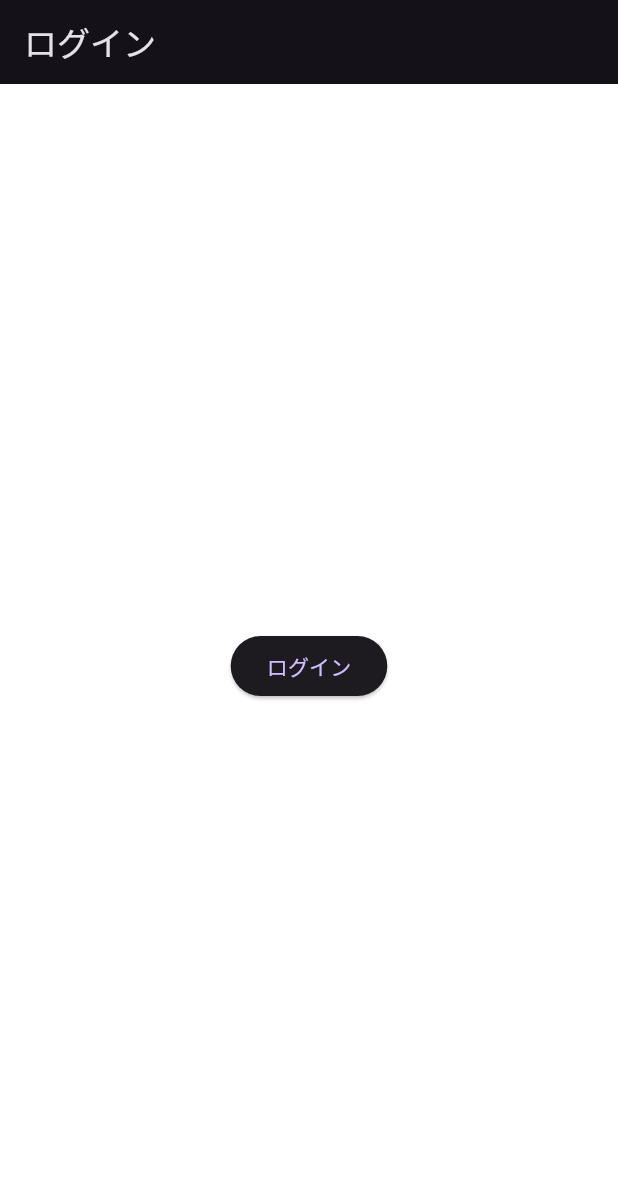
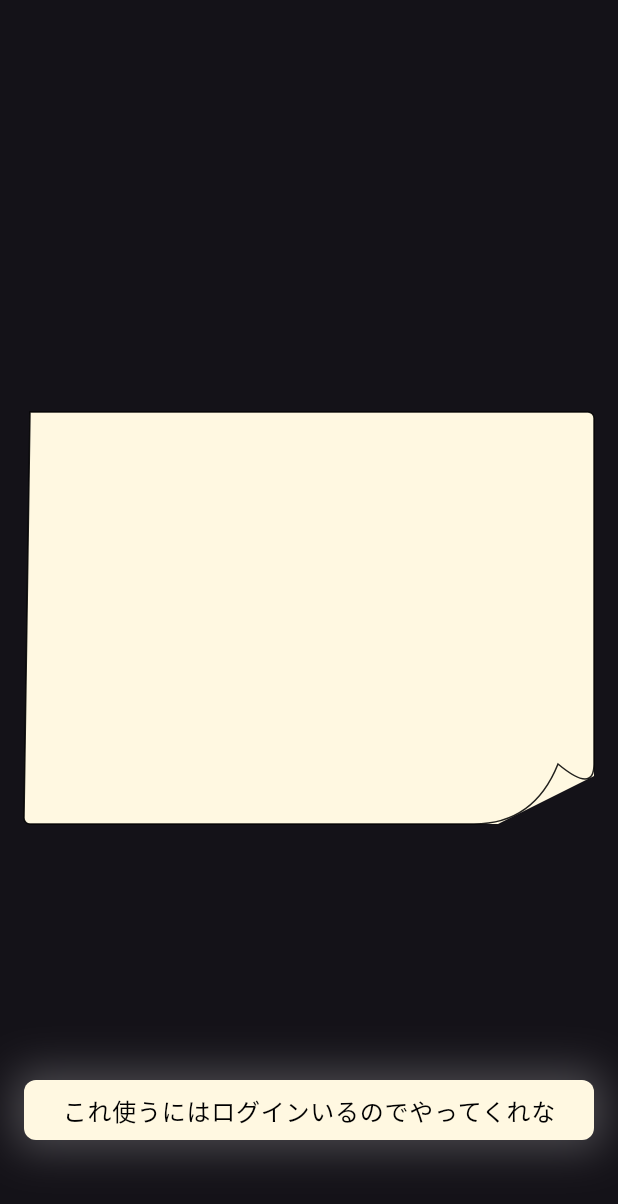
Before and after one commit to Kurogoma4D/sokutwi, a Flutter app: the screen it shows after launch, on a phone screen of 412 x 824 dp. Shown: the top 1204 px of the screen. Run offline on Flutter 3.47's test engine with Material 2 defaults, Android fonts, the phone set to English and light mode, and no system bars; our stand-ins replace flutter_native_splash, flutter_riverpod, freezed_annotation, go_router; missing offline and left inert: twitter_api_v2, twitter_oauth2_pkce; generated files the repository leaves out were written again.

Commit message:
modify: delete sign in page

```diff
--- a/app/lib/l10n/app_ja.arb
+++ b/app/lib/l10n/app_ja.arb
@@ -1,4 +1,5 @@
 {
+  "appNeedsSignIn": "これ使うにはログインいるのでやってくれな",
   "clientNotReady": "なんかダメだったからログインし直してほしいな",
   "doneTweet": "つぶやいた！",
   "home": "ホーム",
--- a/app/lib/router.dart
+++ b/app/lib/router.dart
@@ -1,17 +1,9 @@
 import 'package:flutter/material.dart';
 import 'package:flutter_riverpod/flutter_riverpod.dart';
 import 'package:go_router/go_router.dart';
-import 'package:sokutwi/usecases/twitter_sign_in.dart';
 import 'package:sokutwi/widgets/pages/home.dart';
-import 'package:sokutwi/widgets/pages/sign_in.dart';
 
 part 'router.g.dart';
-
-@TypedGoRoute<SignInRoute>(path: '/sign_in')
-class SignInRoute extends GoRouteData {
-  @override
-  Widget build(context, state) => const SignIn();
-}
 
 @TypedGoRoute<HomeRoute>(path: '/')
 class HomeRoute extends GoRouteData {
@@ -22,28 +14,5 @@ class HomeRoute extends GoRouteData {
 final routerProvider = Provider(
   (ref) => GoRouter(
     routes: $appRoutes,
-    redirect: (context, state) {
-      final isSignedIn =
-          ref.read(authTokenStore).asData?.value.token.isNotEmpty ?? false;
-      final signInRoute = SignInRoute().location;
-      final homeRoute = HomeRoute().location;
-      debugPrint('----------redirect start-----------');
-      debugPrint('isSignedIn: $isSignedIn');
-      if (!isSignedIn) {
-        debugPrint('subloc: ${state.subloc}');
-        debugPrint('----------redirect end-----------');
-        return state.subloc == signInRoute ? null : signInRoute;
-      }
-
-      if (state.subloc == signInRoute) {
-        debugPrint('redirect to home');
-        debugPrint('----------redirect end-----------');
-        return homeRoute;
-      }
-
-      debugPrint('location: ${state.location}');
-      debugPrint('----------redirect end-----------');
-      return null;
-    },
   ),
 );
--- a/app/lib/usecases/tweet_text.dart
+++ b/app/lib/usecases/tweet_text.dart
@@ -1,6 +1,6 @@
 import 'package:flutter_riverpod/flutter_riverpod.dart';
 
-final _text = StateProvider.autoDispose((ref) => '');
+final _text = StateProvider((ref) => '');
 
 final updateTweetText = Provider.autoDispose((ref) {
   final controller = ref.watch(_text.notifier);
--- a/app/lib/usecases/twitter_sign_in.dart
+++ b/app/lib/usecases/twitter_sign_in.dart
@@ -18,6 +18,9 @@ class TwitterToken with _$TwitterToken {
 final authTokenStore =
     StateProvider<AsyncValue<TwitterToken>>((_) => const AsyncLoading());
 
+final isAlreadySignedIn = Provider.autoDispose(
+    (ref) => ref.watch(authTokenStore).asData?.value.token.isNotEmpty ?? false);
+
 final twitterSignInUsecase = Provider((ref) {
   return () async {
     final authClient = auth.TwitterOAuth2Client(
@@ -31,7 +34,7 @@ final twitterSignInUsecase = Provider((ref) {
 
     try {
       final response = await authClient.executeAuthCodeFlowWithPKCE(
-        scopes: auth.Scope.values,
+        scopes: [auth.Scope.tweetWrite],
       );
 
       if (response.accessToken.isEmpty) {
--- /dev/null
+++ b/app/lib/widgets/components/sign_in_banner.dart
@@ -0,0 +1,62 @@
+import 'package:flutter/material.dart';
+import 'package:flutter_riverpod/flutter_riverpod.dart';
+import 'package:sokutwi/usecases/twitter_sign_in.dart';
+import 'package:sokutwi/widgets/build_context_ex.dart';
+
+class SignInBanner extends ConsumerStatefulWidget {
+  const SignInBanner({Key? key}) : super(key: key);
+
+  @override
+  ConsumerState<SignInBanner> createState() => _SignInBannerState();
+}
+
+class _SignInBannerState extends ConsumerState<SignInBanner>
+    with SingleTickerProviderStateMixin {
+  late final _controller = AnimationController(
+      vsync: this, duration: const Duration(milliseconds: 1200))
+    ..repeat(reverse: true);
+  late final _animation = Tween(begin: 1.0, end: 2.0).animate(_controller);
+
+  @override
+  Widget build(BuildContext context) {
+    return GestureDetector(
+      onTap: () => ref.read(twitterSignInUsecase)(),
+      child: AnimatedBuilder(
+        animation: _animation,
+        builder: (context, child) => DecoratedBox(
+          decoration: BoxDecoration(
+            borderRadius: BorderRadius.circular(8),
+            color: Colors.amber.shade50,
+            boxShadow: [
+              BoxShadow(
+                color: Colors.white24,
+                blurRadius: 16 * _animation.value,
+                spreadRadius: 4 * _animation.value,
+                offset: Offset.zero,
+              ),
+            ],
+          ),
+          child: child,
+        ),
+        child: Padding(
+          padding: const EdgeInsets.all(8.0),
+          child: Center(
+            child: Text(
+              context.string.appNeedsSignIn,
+              style: Theme.of(context)
+                  .textTheme
+                  .bodyLarge
+                  ?.copyWith(color: Colors.black),
+            ),
+          ),
+        ),
+      ),
+    );
+  }
+
+  @override
+  void dispose() {
+    _controller.dispose();
+    super.dispose();
+  }
+}
--- a/app/lib/widgets/pages/home.dart
+++ b/app/lib/widgets/pages/home.dart
@@ -2,10 +2,11 @@ import 'package:flutter/material.dart';
 import 'package:flutter/services.dart';
 import 'package:flutter_native_splash/flutter_native_splash.dart';
 import 'package:flutter_riverpod/flutter_riverpod.dart';
-import 'package:sokutwi/router.dart';
 import 'package:sokutwi/usecases/post_tweet.dart';
 import 'package:sokutwi/usecases/tweet_text.dart';
+import 'package:sokutwi/usecases/twitter_sign_in.dart';
 import 'package:sokutwi/widgets/build_context_ex.dart';
+import 'package:sokutwi/widgets/components/sign_in_banner.dart';
 import 'package:sokutwi/widgets/components/tweet_card.dart';
 
 // Drag element codes Inspired from:
@@ -13,7 +14,11 @@ import 'package:sokutwi/widgets/components/tweet_card.dart';
 
 final _isShowingSticky = StateProvider.autoDispose((ref) => true);
 
-void _actionAfterTweet(TweetResult result, BuildContext context) {
+void _actionAfterTweet(
+  TweetResult result,
+  BuildContext context,
+  WidgetRef ref,
+) {
   final message = result.when(
     success: () => context.string.doneTweet,
     fail: (kind, error) => kind.when(
@@ -28,7 +33,7 @@ void _actionAfterTweet(TweetResult result, BuildContext context) {
   );
   final signInAction = SnackBarAction(
     label: context.string.signIn,
-    onPressed: () => SignInRoute().go(context),
+    onPressed: () => ref.read(twitterSignInUsecase)(),
   );
   ScaffoldMessenger.of(context).showSnackBar(
     SnackBar(
@@ -54,13 +59,31 @@ class _HomeState extends ConsumerState<Home> {
 
   @override
   Widget build(BuildContext context) {
+    return const AnnotatedRegion<SystemUiOverlayStyle>(
+      value: SystemUiOverlayStyle.light,
+      child: _Contents(),
+    );
+  }
+}
+
+class _Contents extends ConsumerWidget {
+  const _Contents({Key? key}) : super(key: key);
+
+  @override
+  Widget build(BuildContext context, WidgetRef ref) {
     final isShowing = ref.watch(_isShowingSticky);
-    return AnnotatedRegion<SystemUiOverlayStyle>(
-      value: SystemUiOverlayStyle.light,
-      child: Scaffold(
+    final isSignedIn = ref.watch(isAlreadySignedIn);
+    return Scaffold(
       body: LayoutBuilder(
         builder: (context, constraints) => Stack(
           children: [
+            Positioned(
+              bottom: 64,
+              left: 16,
+              right: 16,
+              child:
+                  isSignedIn ? const SizedBox.shrink() : const SignInBanner(),
+            ),
             if (isShowing)
               _Sticky(
                 displayHeight: constraints.maxHeight,
@@ -69,7 +92,7 @@ class _HomeState extends ConsumerState<Home> {
                   final result = await ref.read(postTweet)();
                   // ignore: use_build_context_synchronously
                   if (!context.mounted) return;
-                    _actionAfterTweet(result, context);
+                  _actionAfterTweet(result, context, ref);
                   ref.watch(_isShowingSticky.notifier).state = true;
                 },
               )
@@ -78,7 +101,6 @@ class _HomeState extends ConsumerState<Home> {
                 child: CircularProgressIndicator.adaptive(),
               ),
           ],
-          ),
         ),
       ),
     );
@@ -152,9 +174,14 @@ class _StickyState extends ConsumerState<_Sticky>
       _animationController.currentAnimation?.value ??
       (neutralPosition + _animationController.dragDistance);
 
+  bool get canPostTweet {
+    debugPrint(ref.read(inputTweetText));
+    debugPrint(ref.read(isAlreadySignedIn).toString());
+    return ref.read(inputTweetText).isNotEmpty && ref.read(isAlreadySignedIn);
+  }
+
   @override
   Widget build(BuildContext context) {
-    final text = ref.watch(inputTweetText);
     return Positioned(
       bottom: _currentPosition,
       left: 0,
@@ -163,7 +190,7 @@ class _StickyState extends ConsumerState<_Sticky>
         behavior: HitTestBehavior.opaque,
         onVerticalDragStart: (_) => textFocus.unfocus(),
         onVerticalDragUpdate: _onVerticalDragUpdate,
-        onVerticalDragEnd: (details) => _onVerticalDragEnd(details, text),
+        onVerticalDragEnd: (details) => _onVerticalDragEnd(details),
         onTap: () => textFocus.requestFocus(),
         child: Padding(
           padding: const EdgeInsets.symmetric(horizontal: 16.0),
@@ -191,8 +218,8 @@ class _StickyState extends ConsumerState<_Sticky>
     });
   }
 
-  void _onVerticalDragEnd(DragEndDetails details, String text) async {
-    if (text.isEmpty) {
+  void _onVerticalDragEnd(DragEndDetails details) async {
+    if (!canPostTweet) {
       await _stay();
       return;
     }
--- a/app/lib/widgets/pages/sign_in.dart
+++ /dev/null
@@ -1,63 +0,0 @@
-import 'package:flutter/material.dart';
-import 'package:flutter_native_splash/flutter_native_splash.dart';
-import 'package:flutter_riverpod/flutter_riverpod.dart';
-import 'package:gap/gap.dart';
-import 'package:sokutwi/router.dart';
-import 'package:sokutwi/usecases/twitter_sign_in.dart';
-import 'package:sokutwi/widgets/build_context_ex.dart';
-
-final _hasInteractionStarted = StateProvider((_) => false);
-
-Future<bool> _signIn(WidgetRef ref) async {
-  ref.read(_hasInteractionStarted.notifier).state = true;
-  return await ref.read(twitterSignInUsecase)();
-}
-
-class SignIn extends ConsumerStatefulWidget {
-  const SignIn({super.key});
-
-  @override
-  ConsumerState<SignIn> createState() => _SignInState();
-}
-
-class _SignInState extends ConsumerState<SignIn> {
-  @override
-  void initState() {
-    FlutterNativeSplash.remove();
-    super.initState();
-  }
-
-  @override
-  Widget build(BuildContext context) {
-    final signInState = ref.watch(authTokenStore);
-    final isLoading =
-        ref.watch(_hasInteractionStarted) && signInState.isLoading;
-
-    return Scaffold(
-      appBar: AppBar(title: Text(context.string.signIn)),
-      backgroundColor: Colors.white,
-      body: Center(
-        child: Column(
-          mainAxisAlignment: MainAxisAlignment.center,
-          mainAxisSize: MainAxisSize.max,
-          children: [
-            if (isLoading)
-              const Center(
-                child: CircularProgressIndicator.adaptive(),
-              ),
-            const Gap(8),
-            ElevatedButton(
-              onPressed: isLoading
-                  ? null
-                  : () async {
-                      final result = await _signIn(ref);
-                      if (result && mounted) HomeRoute().go(context);
-                    },
-              child: Text(context.string.signIn),
-            ),
-          ],
-        ),
-      ),
-    );
-  }
-}
```
Also changed, not shown: app/lib/router.g.dart. Lines whose indentation alone changed are shown as unchanged.
